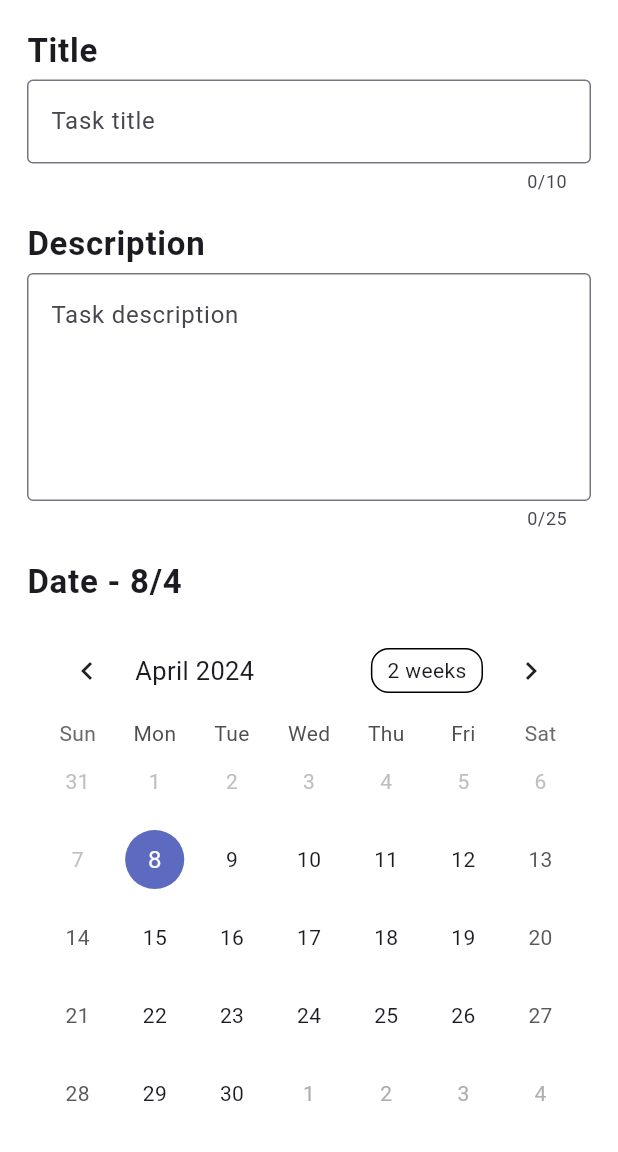
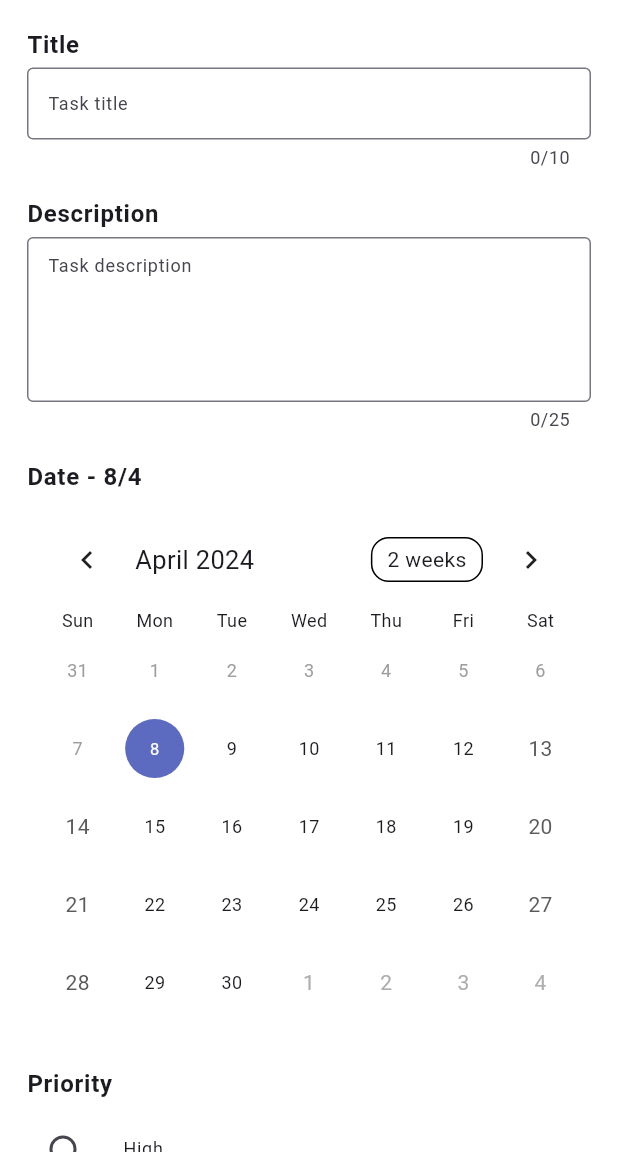
Before and after one commit to Jaimin25/MyApps, a Flutter app: the UpdateTask screen opened directly with empty values, on a phone screen of 412 x 824 dp, the part 84-1236 px from its top. Run offline on Flutter 3.47's test engine with Material 3 defaults, Android fonts, the phone set to English and light mode, and no system bars; drawn by our look-alikes of table_calendar; our stand-ins replace flutter_spinkit, math_expressions, skeletonizer, sqflite, toast; accounts and stored records are empty.

Commit message:
fix: update task screen UI changes

```diff
--- a/todo_app/lib/pages/update_task.dart
+++ b/todo_app/lib/pages/update_task.dart
@@ -1,6 +1,7 @@
 import 'package:flutter/cupertino.dart';
 import 'package:flutter/material.dart';
 import 'package:flutter/widgets.dart';
+import 'package:intl/intl.dart';
 import 'package:table_calendar/table_calendar.dart';
 import 'package:toast/toast.dart';
 import 'package:todo_app/components/AppBar/update_task_app_bar.dart';
@@ -149,7 +150,7 @@ class _UpdateTaskState extends State<UpdateTask> {
               const Text(
                 "Title",
                 style: TextStyle(
-                  fontSize: 22.0,
+                  fontSize: 16.0,
                   fontWeight: FontWeight.bold,
                   letterSpacing: 0.5,
                 ),
@@ -158,6 +159,7 @@ class _UpdateTaskState extends State<UpdateTask> {
               TextFormField(
                 cursorColor: colorAccent,
                 decoration: const InputDecoration(
+                  contentPadding: EdgeInsets.symmetric(horizontal: 10.0),
                   border: OutlineInputBorder(),
                   hintText: "Task title",
                   focusedBorder: OutlineInputBorder(
@@ -173,6 +175,9 @@ class _UpdateTaskState extends State<UpdateTask> {
                     _title = value;
                   });
                 },
+                style: const TextStyle(
+                  fontSize: 12.0,
+                ),
                 initialValue: _task!.title,
                 textInputAction: TextInputAction.next,
               ),
@@ -180,7 +185,7 @@ class _UpdateTaskState extends State<UpdateTask> {
               const Text(
                 "Description",
                 style: TextStyle(
-                  fontSize: 22.0,
+                  fontSize: 16.0,
                   fontWeight: FontWeight.bold,
                   letterSpacing: 0.5,
                 ),
@@ -189,6 +194,8 @@ class _UpdateTaskState extends State<UpdateTask> {
               TextFormField(
                 cursorColor: colorAccent,
                 decoration: const InputDecoration(
+                  contentPadding:
+                      EdgeInsets.symmetric(horizontal: 10.0, vertical: 10.0),
                   border: OutlineInputBorder(),
                   hintText: "Task description",
                   focusedBorder: OutlineInputBorder(
@@ -205,6 +212,9 @@ class _UpdateTaskState extends State<UpdateTask> {
                     _description = value;
                   });
                 },
+                style: const TextStyle(
+                  fontSize: 12.0,
+                ),
                 initialValue: _task!.description,
               ),
               const SizedBox(
@@ -213,9 +223,9 @@ class _UpdateTaskState extends State<UpdateTask> {
               Text(
                 _date == null
                     ? 'Date'
-                    : "Date - ${_date?.day.toString() as String}/${_date?.month.toString()}",
+                    : "Date - ${_date?.day.toString()}/${_date?.month.toString()}",
                 style: const TextStyle(
-                  fontSize: 22.0,
+                  fontSize: 16.0,
                   fontWeight: FontWeight.bold,
                   letterSpacing: 0.5,
                 ),
@@ -224,6 +234,34 @@ class _UpdateTaskState extends State<UpdateTask> {
               Padding(
                 padding: const EdgeInsets.all(8.0),
                 child: TableCalendar(
+                  calendarStyle: const CalendarStyle(
+                    selectedTextStyle: TextStyle(
+                      fontSize: 11.0,
+                      color: Colors.white,
+                    ),
+                    defaultTextStyle: TextStyle(
+                      fontSize: 12.0,
+                    ),
+                    todayTextStyle: TextStyle(
+                      fontSize: 12.0,
+                      color: Colors.white,
+                    ),
+                    disabledTextStyle: TextStyle(
+                      fontSize: 12.0,
+                      color: Colors.grey,
+                    ),
+                  ),
+                  headerStyle: const HeaderStyle(
+                    headerMargin: EdgeInsets.all(0),
+                  ),
+                  daysOfWeekStyle: const DaysOfWeekStyle(
+                    weekdayStyle: TextStyle(
+                      fontSize: 12.0,
+                    ),
+                    weekendStyle: TextStyle(
+                      fontSize: 12.0,
+                    ),
+                  ),
                   focusedDay: _task!.date,
                   firstDay: DateTime.now(),
                   lastDay: DateTime.utc(2099, 12, 31),
@@ -246,7 +284,7 @@ class _UpdateTaskState extends State<UpdateTask> {
               const Text(
                 "Priority",
                 style: TextStyle(
-                  fontSize: 22.0,
+                  fontSize: 16.0,
                   fontWeight: FontWeight.bold,
                   letterSpacing: 0.5,
                 ),
@@ -255,7 +293,13 @@ class _UpdateTaskState extends State<UpdateTask> {
               Column(
                 children: [
                   ListTile(
-                    title: const Text('High'),
+                    title: const Text(
+                      'High',
+                      style: TextStyle(
+                        fontSize: 12.0,
+                      ),
+                    ),
+                    contentPadding: const EdgeInsets.all(0),
                     leading: Radio<int>(
                       activeColor: colorAccent,
                       value: 1,
@@ -268,7 +312,13 @@ class _UpdateTaskState extends State<UpdateTask> {
                     ),
                   ),
                   ListTile(
-                    title: const Text('Moderate'),
+                    title: const Text(
+                      'Moderate',
+                      style: TextStyle(
+                        fontSize: 12.0,
+                      ),
+                    ),
+                    contentPadding: const EdgeInsets.all(0),
                     leading: Radio<int>(
                       activeColor: colorAccent,
                       value: 2,
@@ -281,7 +331,13 @@ class _UpdateTaskState extends State<UpdateTask> {
                     ),
                   ),
                   ListTile(
-                    title: const Text('Low'),
+                    title: const Text(
+                      'Low',
+                      style: TextStyle(
+                        fontSize: 12.0,
+                      ),
+                    ),
+                    contentPadding: const EdgeInsets.all(0),
                     leading: Radio<int>(
                       activeColor: colorAccent,
                       value: 3,
```
